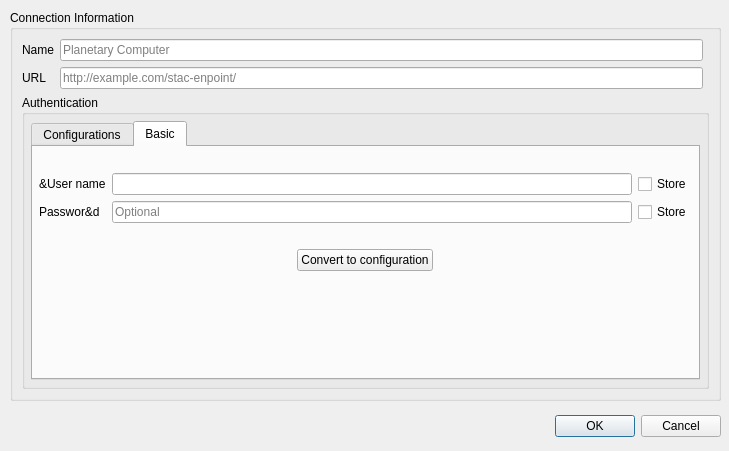
Old version of the form src/qgis_stac/ui/connection_dialog.ui in the repository stac-utils/qgis-stac-plugin.
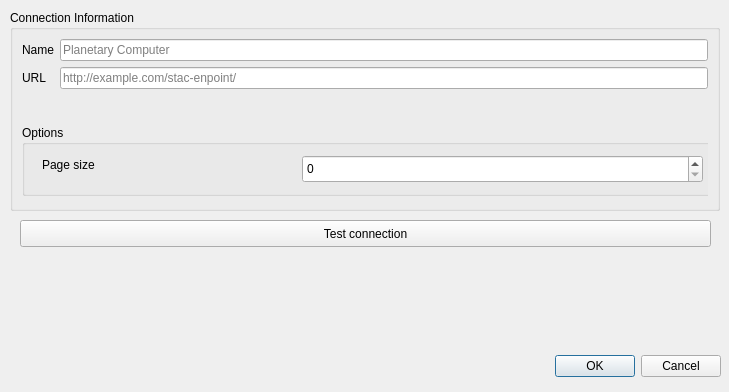
New version of the form. The open tabs and pages were chosen to show the change. Icons and pictures are not drawn. Custom widgets are drawn as their Qt base class.

The edit to the form file:
```diff
--- a/src/qgis_stac/ui/connection_dialog.ui
+++ b/src/qgis_stac/ui/connection_dialog.ui
@@ -7,7 +7,7 @@
     <x>0</x>
     <y>0</y>
     <width>729</width>
-    <height>451</height>
+    <height>392</height>
    </rect>
   </property>
   <property name="windowTitle">
@@ -18,8 +18,8 @@
     <rect>
      <x>10</x>
      <y>10</y>
-     <width>711</width>
-     <height>391</height>
+     <width>710</width>
+     <height>201</height>
     </rect>
    </property>
    <property name="title">
@@ -33,297 +33,17 @@
       </property>
      </widget>
     </item>
-    <item row="2" column="0" colspan="3">
-     <widget class="QGroupBox" name="mAuthGroupBox_2">
-      <property name="title">
-       <string>Authentication</string>
+    <item row="1" column="1">
+     <widget class="QLineEdit" name="url_edit">
+      <property name="toolTip">
+       <string>URL of the connection, {x}, {y}, and {z} will be replaced with actual values. Use {-y} for inverted y axis.</string>
       </property>
-      <layout class="QVBoxLayout" name="verticalLayout_4">
-       <property name="leftMargin">
-        <number>6</number>
-       </property>
-       <property name="topMargin">
-        <number>6</number>
-       </property>
-       <property name="rightMargin">
-        <number>6</number>
-       </property>
-       <property name="bottomMargin">
-        <number>6</number>
-       </property>
-       <item>
-        <widget class="QgsAuthSettingsWidget" name="mAuthSettings_2" native="true">
-         <layout class="QGridLayout" name="gridLayout_5">
-          <property name="leftMargin">
-           <number>0</number>
-          </property>
-          <property name="topMargin">
-           <number>0</number>
-          </property>
-          <property name="rightMargin">
-           <number>0</number>
-          </property>
-          <property name="bottomMargin">
-           <number>0</number>
-          </property>
-          <item row="0" column="0">
-           <widget class="QTabWidget" name="tabAuth_3">
-            <property name="sizePolicy">
-             <sizepolicy hsizetype="Preferred" vsizetype="Expanding">
-              <horstretch>0</horstretch>
-              <verstretch>0</verstretch>
-             </sizepolicy>
-            </property>
-            <property name="currentIndex">
-             <number>0</number>
-            </property>
-            <widget class="QWidget" name="tabConfigurations_3">
-             <attribute name="title">
-              <string>Configurations</string>
-             </attribute>
-             <layout class="QVBoxLayout" name="verticalLayout_6">
-              <property name="spacing">
-               <number>6</number>
-              </property>
-              <property name="leftMargin">
-               <number>6</number>
-              </property>
-              <property name="topMargin">
-               <number>6</number>
-              </property>
-              <property name="rightMargin">
-               <number>6</number>
-              </property>
-              <property name="bottomMargin">
-               <number>6</number>
-              </property>
-              <item>
-               <widget class="QLabel" name="label_29">
-                <property name="sizePolicy">
-                 <sizepolicy hsizetype="Preferred" vsizetype="Minimum">
-                  <horstretch>0</horstretch>
-                  <verstretch>0</verstretch>
-                 </sizepolicy>
-                </property>
-                <property name="text">
-                 <string>Choose or create an authentication configuration</string>
-                </property>
-                <property name="textFormat">
-                 <enum>Qt::PlainText</enum>
-                </property>
-                <property name="wordWrap">
-                 <bool>true</bool>
-                </property>
-               </widget>
-              </item>
-              <item>
-               <widget class="QgsAuthConfigSelect" name="mAuthConfigSelect_3">
-                <property name="enabled">
-                 <bool>true</bool>
-                </property>
-                <property name="sizePolicy">
-                 <sizepolicy hsizetype="Maximum" vsizetype="Minimum">
-                  <horstretch>0</horstretch>
-                  <verstretch>0</verstretch>
-                 </sizepolicy>
-                </property>
-               </widget>
-              </item>
-              <item>
-               <widget class="QLabel" name="label_30">
-                <property name="sizePolicy">
-                 <sizepolicy hsizetype="Preferred" vsizetype="Minimum">
-                  <horstretch>0</horstretch>
-                  <verstretch>0</verstretch>
-                 </sizepolicy>
-                </property>
-                <property name="text">
-                 <string>Configurations store encrypted credentials in the QGIS authentication database.</string>
-                </property>
-                <property name="textFormat">
-                 <enum>Qt::PlainText</enum>
-                </property>
-                <property name="wordWrap">
-                 <bool>true</bool>
-                </property>
-               </widget>
-              </item>
-              <item>
-               <spacer name="verticalSpacer_5">
-                <property name="orientation">
-                 <enum>Qt::Vertical</enum>
-                </property>
-                <property name="sizeHint" stdset="0">
-                 <size>
-                  <width>0</width>
-                  <height>0</height>
-                 </size>
-                </property>
-               </spacer>
-              </item>
-             </layout>
-            </widget>
-            <widget class="QWidget" name="tabBasic_3">
-             <attribute name="title">
-              <string>Basic</string>
-             </attribute>
-             <layout class="QGridLayout" name="gridLayout_8">
-              <property name="leftMargin">
-               <number>6</number>
-              </property>
-              <property name="topMargin">
-               <number>6</number>
-              </property>
-              <property name="rightMargin">
-               <number>6</number>
-              </property>
-              <property name="bottomMargin">
-               <number>6</number>
-              </property>
-              <property name="spacing">
-               <number>6</number>
-              </property>
-              <item row="4" column="0" colspan="3">
-               <layout class="QHBoxLayout" name="horizontalLayout_5">
-                <item>
-                 <widget class="QPushButton" name="btnConvertToEncrypted_3">
-                  <property name="sizePolicy">
-                   <sizepolicy hsizetype="Maximum" vsizetype="Fixed">
-                    <horstretch>0</horstretch>
-                    <verstretch>0</verstretch>
-                   </sizepolicy>
-                  </property>
-                  <property name="text">
-                   <string>Convert to configuration</string>
-                  </property>
-                 </widget>
-                </item>
-               </layout>
-              </item>
-              <item row="2" column="2">
-               <widget class="QCheckBox" name="cbStorePassword_3">
-                <property name="text">
-                 <string>Store</string>
-                </property>
-                <property name="checked">
-                 <bool>false</bool>
-                </property>
-               </widget>
-              </item>
-              <item row="3" column="1" colspan="2">
-               <layout class="QHBoxLayout" name="horizontalLayout_6">
-                <item>
-                 <widget class="QLabel" name="lblWarningIcon_3">
-                  <property name="pixmap">
-                   <pixmap>:/images/themes/default/mIconWarning.svg</pixmap>
-                  </property>
-                 </widget>
-                </item>
-                <item>
-                 <widget class="QLabel" name="lblWarning_3">
-                  <property name="sizePolicy">
-                   <sizepolicy hsizetype="Expanding" vsizetype="Fixed">
-                    <horstretch>0</horstretch>
-                    <verstretch>0</verstretch>
-                   </sizepolicy>
-                  </property>
-                  <property name="text">
-                   <string/>
-                  </property>
-                  <property name="wordWrap">
-                   <bool>true</bool>
-                  </property>
-                 </widget>
-                </item>
-               </layout>
-              </item>
-              <item row="1" column="1">
-               <widget class="QLineEdit" name="txtUserName_3">
-                <property name="minimumSize">
-                 <size>
-                  <width>80</width>
-                  <height>0</height>
-                 </size>
-                </property>
-               </widget>
-              </item>
-              <item row="1" column="2">
-               <widget class="QCheckBox" name="cbStoreUsername_3">
-                <property name="text">
-                 <string>Store</string>
-                </property>
-                <property name="checked">
-                 <bool>false</bool>
-                </property>
-               </widget>
-              </item>
-              <item row="2" column="1">
-               <widget class="QgsPasswordLineEdit" name="txtPassword_3">
-                <property name="minimumSize">
-                 <size>
-                  <width>80</width>
-                  <height>0</height>
-                 </size>
-                </property>
-                <property name="echoMode">
-                 <enum>QLineEdit::Password</enum>
-                </property>
-                <property name="placeholderText">
-                 <string>Optional</string>
-                </property>
-               </widget>
-              </item>
-              <item row="2" column="0">
-               <widget class="QLabel" name="label_31">
-                <property name="text">
-                 <string>Passwor&amp;d</string>
-                </property>
-               </widget>
-              </item>
-              <item row="6" column="1">
-               <spacer name="verticalSpacer_6">
-                <property name="orientation">
-                 <enum>Qt::Vertical</enum>
-                </property>
-                <property name="sizeHint" stdset="0">
-                 <size>
-                  <width>0</width>
-                  <height>0</height>
-                 </size>
-                </property>
-               </spacer>
-              </item>
-              <item row="1" column="0">
-               <widget class="QLabel" name="label_32">
-                <property name="text">
-                 <string>&amp;User name</string>
-                </property>
-               </widget>
-              </item>
-              <item row="0" column="0" colspan="3">
-               <widget class="QLabel" name="lblBasic_3">
-                <property name="text">
-                 <string/>
-                </property>
-                <property name="textFormat">
-                 <enum>Qt::PlainText</enum>
-                </property>
-                <property name="wordWrap">
-                 <bool>true</bool>
-                </property>
-                <property name="textInteractionFlags">
-                 <set>Qt::NoTextInteraction</set>
-                </property>
-               </widget>
-              </item>
-             </layout>
-            </widget>
-           </widget>
-          </item>
-         </layout>
-        </widget>
-       </item>
-      </layout>
+      <property name="text">
+       <string/>
+      </property>
+      <property name="placeholderText">
+       <string>http://example.com/stac-enpoint/</string>
+      </property>
      </widget>
     </item>
     <item row="1" column="0">
@@ -333,19 +53,6 @@
       </property>
      </widget>
     </item>
-    <item row="1" column="1">
-     <widget class="QLineEdit" name="mEditUrl_2">
-      <property name="toolTip">
-       <string>URL of the connection, {x}, {y}, and {z} will be replaced with actual values. Use {-y} for inverted y axis.</string>
-      </property>
-      <property name="text">
-       <string/>
-      </property>
-      <property name="placeholderText">
-       <string>http://example.com/stac-enpoint/</string>
-      </property>
-     </widget>
-    </item>
     <item row="0" column="1">
      <widget class="QLineEdit" name="nameEdit">
       <property name="toolTip">
@@ -359,13 +66,59 @@
       </property>
      </widget>
     </item>
+    <item row="2" column="0" colspan="2">
+     <widget class="QgsAuthConfigSelect" name="mAuthConfigSelect">
+      <property name="sizePolicy">
+       <sizepolicy hsizetype="Minimum" vsizetype="Preferred">
+        <horstretch>0</horstretch>
+        <verstretch>0</verstretch>
+       </sizepolicy>
+      </property>
+      <widget class="QGroupBox" name="groupBox">
+       <property name="geometry">
+        <rect>
+         <x>0</x>
+         <y>30</y>
+         <width>691</width>
+         <height>71</height>
+        </rect>
+       </property>
+       <property name="title">
+        <string>Options</string>
+       </property>
+       <widget class="QLabel" name="label">
+        <property name="geometry">
+         <rect>
+          <x>20</x>
+          <y>30</y>
+          <width>66</width>
+          <height>19</height>
+         </rect>
+        </property>
+        <property name="text">
+         <string>Page size</string>
+        </property>
+       </widget>
+       <widget class="QgsSpinBox" name="mQgsSpinBox">
+        <property name="geometry">
+         <rect>
+          <x>280</x>
+          <y>30</y>
+          <width>401</width>
+          <height>28</height>
+         </rect>
+        </property>
+       </widget>
+      </widget>
+     </widget>
+    </item>
    </layout>
   </widget>
   <widget class="QDialogButtonBox" name="buttonBox">
    <property name="geometry">
     <rect>
      <x>380</x>
-     <y>410</y>
+     <y>350</y>
      <width>341</width>
      <height>32</height>
     </rect>
@@ -377,6 +130,19 @@
     <set>QDialogButtonBox::Cancel|QDialogButtonBox::Ok</set>
    </property>
   </widget>
+  <widget class="QPushButton" name="pushButton">
+   <property name="geometry">
+    <rect>
+     <x>20</x>
+     <y>220</y>
+     <width>691</width>
+     <height>27</height>
+    </rect>
+   </property>
+   <property name="text">
+    <string>Test connection</string>
+   </property>
+  </widget>
  </widget>
  <customwidgets>
   <customwidget>
@@ -386,15 +152,9 @@
    <container>1</container>
   </customwidget>
   <customwidget>
-   <class>QgsPasswordLineEdit</class>
-   <extends>QLineEdit</extends>
-   <header>qgspasswordlineedit.h</header>
-  </customwidget>
-  <customwidget>
-   <class>QgsAuthSettingsWidget</class>
-   <extends>QWidget</extends>
-   <header>auth/qgsauthsettingswidget.h</header>
-   <container>1</container>
+   <class>QgsSpinBox</class>
+   <extends>QSpinBox</extends>
+   <header>qgsspinbox.h</header>
   </customwidget>
  </customwidgets>
  <resources/>
```
Left out of the diff: 18 changed lines with no effect on the pictures.
